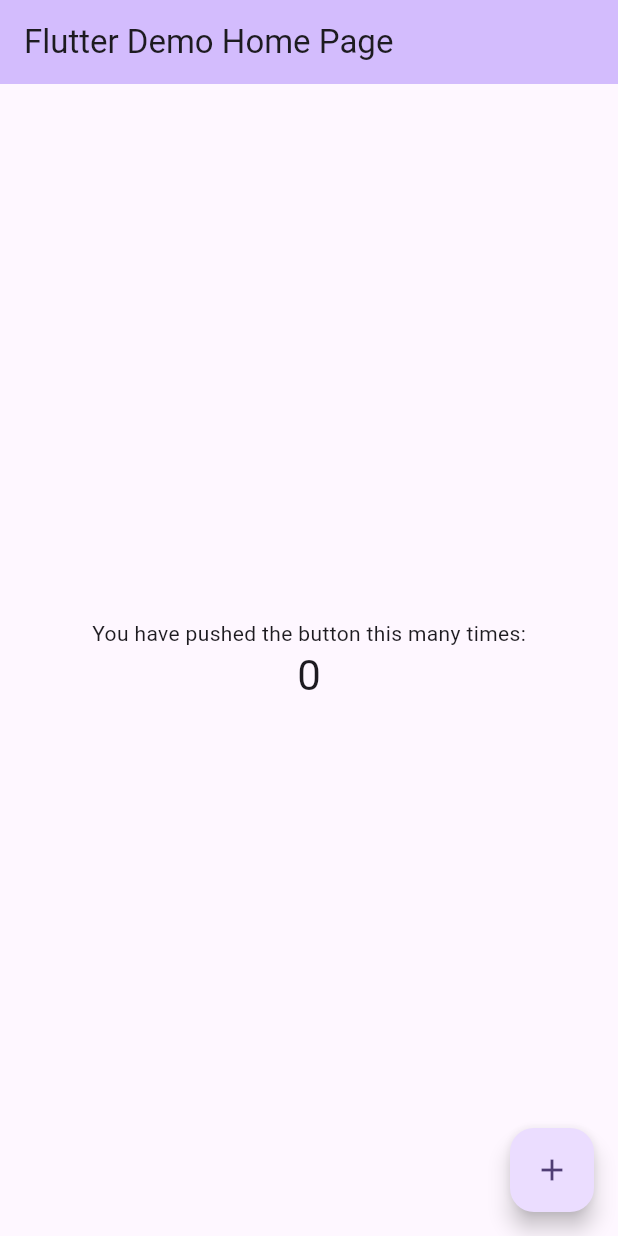
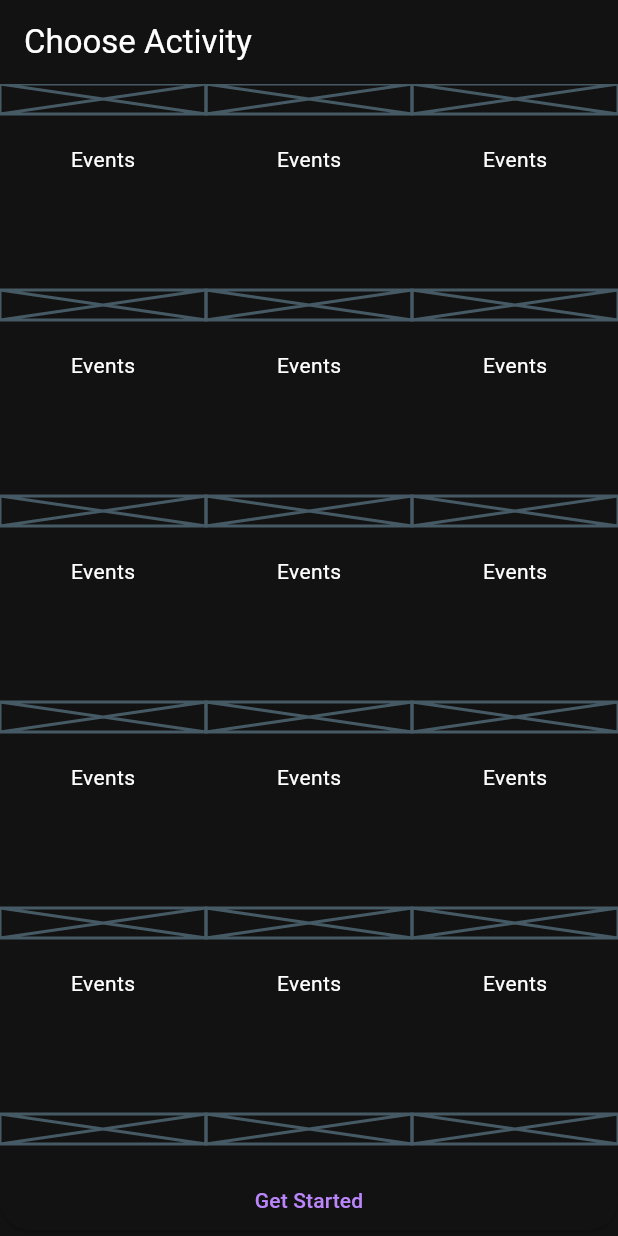
Before and after one commit to burakodaloglu/ChooseActivityApp, a Flutter app: the screen it shows after launch, on a phone screen of 412 x 824 dp. Run offline on Flutter 3.47's test engine with Material 3 defaults, Android fonts, the phone set to English and light mode, and no system bars.

Commit message:
Sayfa tasarımı yapıldı.

```diff
--- a/lib/main.dart
+++ b/lib/main.dart
@@ -1,3 +1,4 @@
+import 'package:choose_activity_app/todo/view/todo_view.dart';
 import 'package:flutter/material.dart';
 
 void main() {
@@ -13,43 +14,17 @@ class MyApp extends StatelessWidget {
     return MaterialApp(
       title: 'Flutter Demo',
       theme: ThemeData(
-        // This is the theme of your application.
-        //
-        // TRY THIS: Try running your application with "flutter run". You'll see
-        // the application has a purple toolbar. Then, without quitting the app,
-        // try changing the seedColor in the colorScheme below to Colors.green
-        // and then invoke "hot reload" (save your changes or press the "hot
-        // reload" button in a Flutter-supported IDE, or press "r" if you used
-        // the command line to start the app).
-        //
-        // Notice that the counter didn't reset back to zero; the application
-        // state is not lost during the reload. To reset the state, use hot
-        // restart instead.
-        //
-        // This works for code too, not just values: Most code changes can be
-        // tested with just a hot reload.
-        colorScheme: ColorScheme.fromSeed(seedColor: Colors.deepPurple),
+        colorScheme: ColorScheme.dark(),
         useMaterial3: true,
       ),
-      home: const MyHomePage(title: 'Flutter Demo Home Page'),
+      home: const TodoView(),
     );
   }
 }
 
 class MyHomePage extends StatefulWidget {
   const MyHomePage({super.key, required this.title});
-
-  // This widget is the home page of your application. It is stateful, meaning
-  // that it has a State object (defined below) that contains fields that affect
-  // how it looks.
-
-  // This class is the configuration for the state. It holds the values (in this
-  // case the title) provided by the parent (in this case the App widget) and
-  // used by the build method of the State. Fields in a Widget subclass are
-  // always marked "final".
-
   final String title;
-
   @override
   State<MyHomePage> createState() => _MyHomePageState();
 }
@@ -59,50 +34,19 @@ class _MyHomePageState extends State<MyHomePage> {
 
   void _incrementCounter() {
     setState(() {
-      // This call to setState tells the Flutter framework that something has
-      // changed in this State, which causes it to rerun the build method below
-      // so that the display can reflect the updated values. If we changed
-      // _counter without calling setState(), then the build method would not be
-      // called again, and so nothing would appear to happen.
       _counter++;
     });
   }
 
   @override
   Widget build(BuildContext context) {
-    // This method is rerun every time setState is called, for instance as done
-    // by the _incrementCounter method above.
-    //
-    // The Flutter framework has been optimized to make rerunning build methods
-    // fast, so that you can just rebuild anything that needs updating rather
-    // than having to individually change instances of widgets.
     return Scaffold(
       appBar: AppBar(
-        // TRY THIS: Try changing the color here to a specific color (to
-        // Colors.amber, perhaps?) and trigger a hot reload to see the AppBar
-        // change color while the other colors stay the same.
         backgroundColor: Theme.of(context).colorScheme.inversePrimary,
-        // Here we take the value from the MyHomePage object that was created by
-        // the App.build method, and use it to set our appbar title.
         title: Text(widget.title),
       ),
       body: Center(
-        // Center is a layout widget. It takes a single child and positions it
-        // in the middle of the parent.
         child: Column(
-          // Column is also a layout widget. It takes a list of children and
-          // arranges them vertically. By default, it sizes itself to fit its
-          // children horizontally, and tries to be as tall as its parent.
-          //
-          // Column has various properties to control how it sizes itself and
-          // how it positions its children. Here we use mainAxisAlignment to
-          // center the children vertically; the main axis here is the vertical
-          // axis because Columns are vertical (the cross axis would be
-          // horizontal).
-          //
-          // TRY THIS: Invoke "debug painting" (choose the "Toggle Debug Paint"
-          // action in the IDE, or press "p" in the console), to see the
-          // wireframe for each widget.
           mainAxisAlignment: MainAxisAlignment.center,
           children: <Widget>[
             const Text(
--- /dev/null
+++ b/lib/todo/product/locale_keys.dart
@@ -0,0 +1,6 @@
+enum LocaleKeys {
+  title("Choose Activity"),
+  name ("Get Started");
+  final String value;
+  const LocaleKeys(this.value);
+}
--- /dev/null
+++ b/lib/todo/view/todo_view.dart
@@ -0,0 +1,36 @@
+import 'package:choose_activity_app/todo/product/locale_keys.dart';
+import 'package:flutter/cupertino.dart';
+import 'package:flutter/material.dart';
+
+class TodoView extends StatefulWidget {
+  const TodoView({super.key});
+
+  @override
+  State<TodoView> createState() => _TodoViewState();
+}
+
+class _TodoViewState extends State<TodoView> {
+  @override
+  Widget build(BuildContext context) {
+    return Scaffold(
+      appBar: AppBar(
+        title: Text(LocaleKeys.title.value),
+      ),
+      bottomNavigationBar: ElevatedButton(onPressed: ((){}),child: Text(LocaleKeys.name.value)),
+      body: GridView.builder(
+          gridDelegate:
+              SliverGridDelegateWithFixedCrossAxisCount(crossAxisCount: 3),
+          itemBuilder: ((context, index) {
+            return Column(
+              children: const[
+                Placeholder(fallbackHeight: 20,),
+                Padding(
+                  padding: EdgeInsets.only(top: 20),
+                  child: Text("Events"),
+                )
+              ],
+            );
+          })),
+    );
+  }
+}
```
Also changed, not shown: 1 other file.
